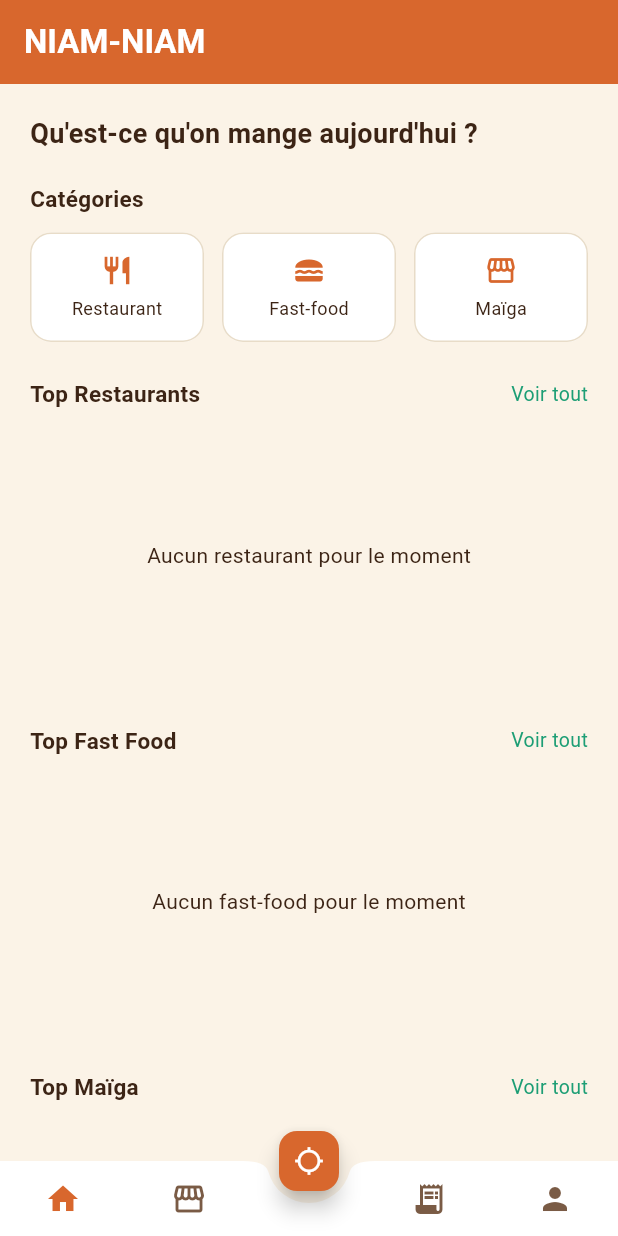
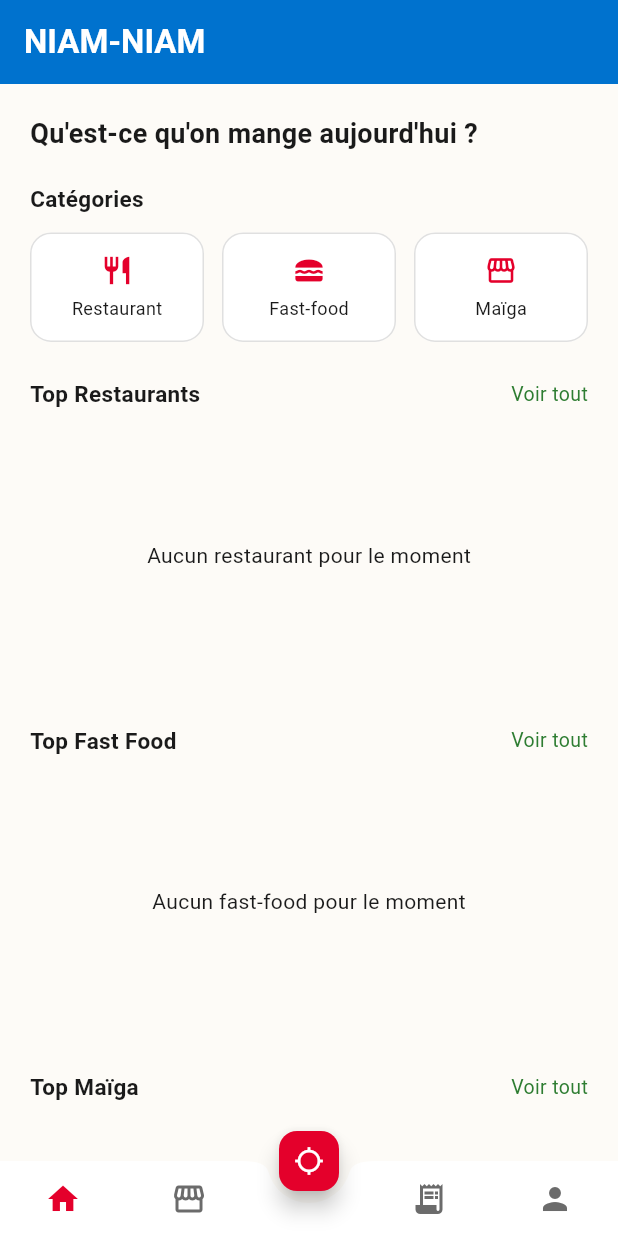
Before and after one commit to Maoudo-4/niam-niam, a Flutter app: the screen it shows once a user with an empty profile is signed in, after a tap on "Je suis un client", on a phone screen of 412 x 824 dp. Run offline on Flutter 3.47's test engine with Material 3 defaults, Android fonts, the phone set to English and light mode, and no system bars; our stand-ins replace cloud_firestore, firebase_auth, firebase_core; accounts and stored records are empty; generated files the repository leaves out were written again.

Commit message:
Nouvelle palette de couleurs inspirée de Sonic Drive-In

```diff
--- a/lib/theme.dart
+++ b/lib/theme.dart
@@ -1,14 +1,15 @@
 import 'package:flutter/material.dart';
 
 class AppColors {
-  static const terracotta = Color(0xFFD8672D);
-  static const vert = Color(0xFF1D9E75);
-  static const or = Color(0xFFEF9F27);
-  static const creme = Color(0xFFFBF3E7);
-  static const brunTexte = Color(0xFF3C2415);
-  static const brunClair = Color(0xFF7A5B45);
+  static const brunFonce = Color(0xFF0072CE); // bleu Sonic (structure, AppBar)
+  static const terracotta = Color(0xFFE4002B); // rouge vif (CTA, boutons)
+  static const vert = Color(0xFF2E7D32); // succès / livrée
+  static const or = Color(0xFFFFB300); // accent doré
+  static const creme = Color(0xFFFDFBF7); // fond quasi blanc
+  static const brunTexte = Color(0xFF1A1A1A); // texte principal, presque noir
+  static const brunClair = Color(0xFF6B6B6B); // texte secondaire, gris
   static const carte = Color(0xFFFFFFFF);
-  static const bordure = Color(0xFFE8DCC8);
+  static const bordure = Color(0xFFE0E0E0);
 }
 
 // Couleur associée à chaque statut, pour les badges
@@ -18,16 +19,19 @@ Color couleurStatut(String statut) {
       return AppColors.or;
     case 'en_preparation':
       return AppColors.terracotta;
+    case 'prete':
+      return AppColors.vert;
     case 'livreur_assigne':
     case 'recuperee':
     case 'en_route':
-      return const Color(0xFF3B82F6); // bleu, "en cours"
+      return AppColors.brunFonce; // bleu, "en cours"
     case 'livree':
       return AppColors.vert;
     default:
       return AppColors.brunClair;
   }
 }
+
 // Icône associée au type d'établissement, pour illustrer les plats
 // à défaut d'avoir des photos.
 IconData iconePourType(String type) {
@@ -46,21 +50,21 @@ IconData iconePourType(String type) {
 ThemeData buildAppTheme() {
   return ThemeData(
     scaffoldBackgroundColor: AppColors.creme,
-    primaryColor: AppColors.terracotta,
+    primaryColor: AppColors.brunFonce,
     colorScheme: ColorScheme.fromSeed(
-      seedColor: AppColors.terracotta,
-      primary: AppColors.terracotta,
-      secondary: AppColors.vert,
+      seedColor: AppColors.brunFonce,
+      primary: AppColors.brunFonce,
+      secondary: AppColors.terracotta,
     ),
     appBarTheme: const AppBarTheme(
-      backgroundColor: AppColors.terracotta,
+      backgroundColor: AppColors.brunFonce,
       foregroundColor: Colors.white,
       elevation: 0,
       centerTitle: false,
     ),
     elevatedButtonTheme: ElevatedButtonThemeData(
       style: ElevatedButton.styleFrom(
-        backgroundColor: AppColors.vert,
+        backgroundColor: AppColors.terracotta,
         foregroundColor: Colors.white,
         padding: const EdgeInsets.symmetric(vertical: 16),
         shape: RoundedRectangleBorder(borderRadius: BorderRadius.circular(12)),
```
